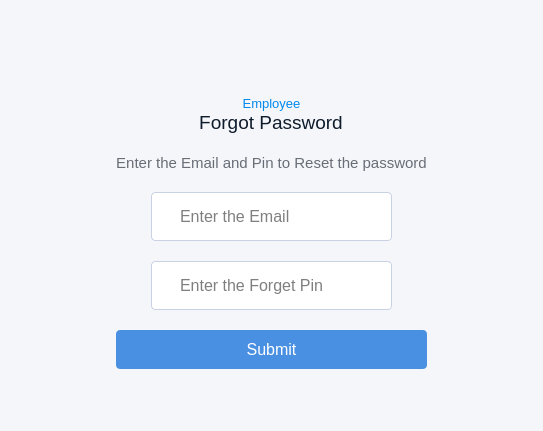
The window that forgot_password_dialog.ui (arshc0der/Inventory-Management-System) describes before a commit, drawn with Qt 5.
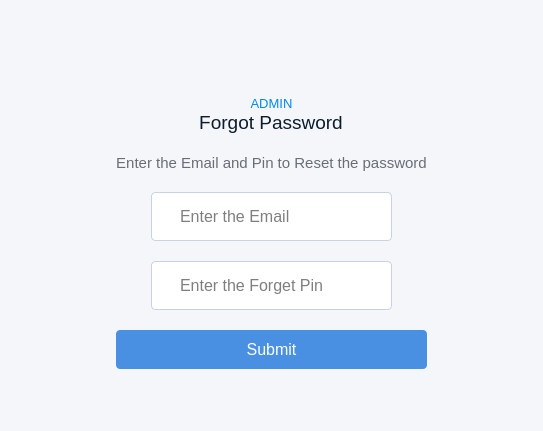
The same window after the commit. Icons and pictures are not drawn.

The edit to the form file:
```diff
--- a/forgot_password_dialog.ui
+++ b/forgot_password_dialog.ui
@@ -82,7 +82,7 @@
                <string notr="true">color: rgb(0, 137, 236);</string>
               </property>
               <property name="text">
-               <string>Employee</string>
+               <string>ADMIN</string>
               </property>
               <property name="alignment">
                <set>Qt::AlignmentFlag::AlignCenter</set>
```
Left out of the diff: 6 changed lines with no effect on the pictures.
